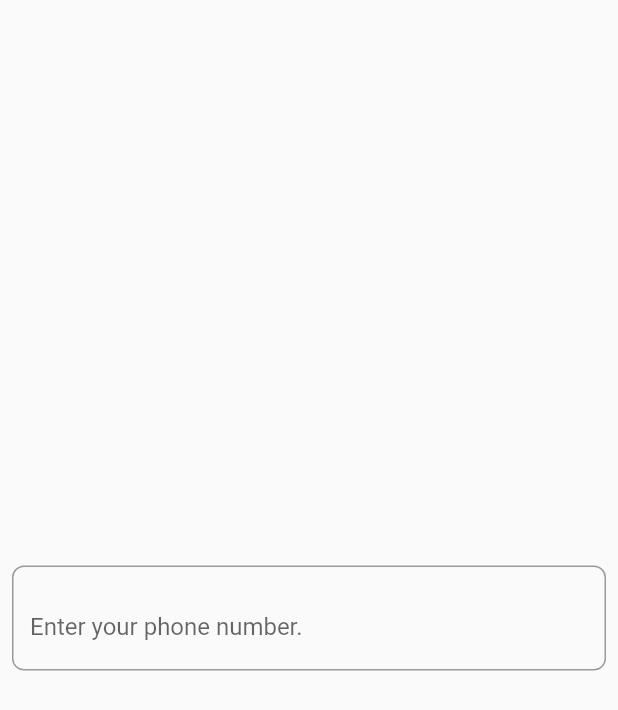
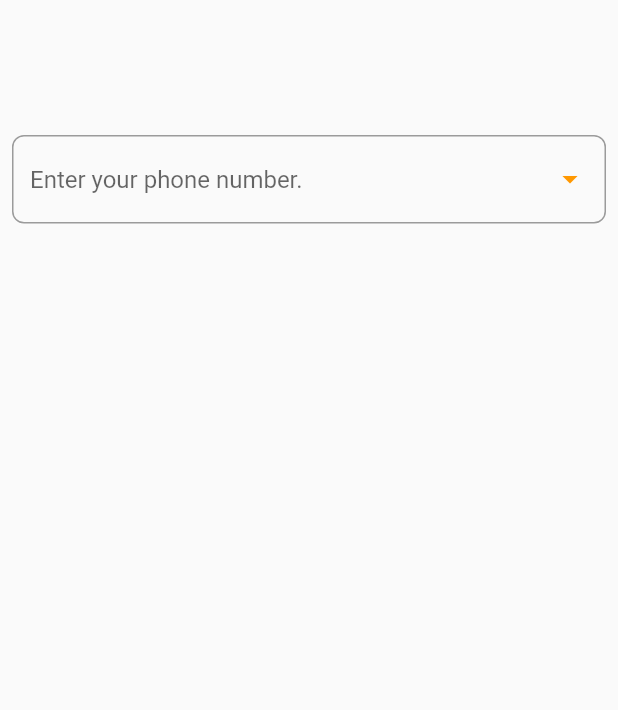
Before and after one commit to imdadAdelabou/Flutter-TextFormField-with-PopMenu, a Flutter app: the screen it shows after launch, on a phone screen of 412 x 824 dp. Shown: the top 710 px of the screen. Run offline on Flutter 3.47's test engine with Material 2 defaults, Android fonts, the phone set to English and light mode, and no system bars.

Commit message:
[feat] Put some modification

```diff
--- a/flutter_textformfield_with_pop_up/lib/custom_textfield.dart
+++ b/flutter_textformfield_with_pop_up/lib/custom_textfield.dart
@@ -16,7 +16,7 @@ class CustomTextField extends StatelessWidget {
               borderRadius: BorderRadius.circular(8.0),
             ),
             hintText: "Enter your phone number.",
-            suffix: CustomPopMenu(controller: controller)),
+            suffixIcon: CustomPopMenu(controller: controller)),
       ),
     );
   }
--- a/flutter_textformfield_with_pop_up/lib/main.dart
+++ b/flutter_textformfield_with_pop_up/lib/main.dart
@@ -26,8 +26,8 @@ class FirstPage extends StatelessWidget {
   Widget build(BuildContext context) {
     return Scaffold(
         body: Column(
-      mainAxisAlignment: MainAxisAlignment.center,
       children: [
+        SizedBox(height: 90.0),
         Padding(
           padding: const EdgeInsets.only(right: 8.0, left: 8.0),
           child: CustomTextField(
```
Also changed, not shown: 1 other file.
